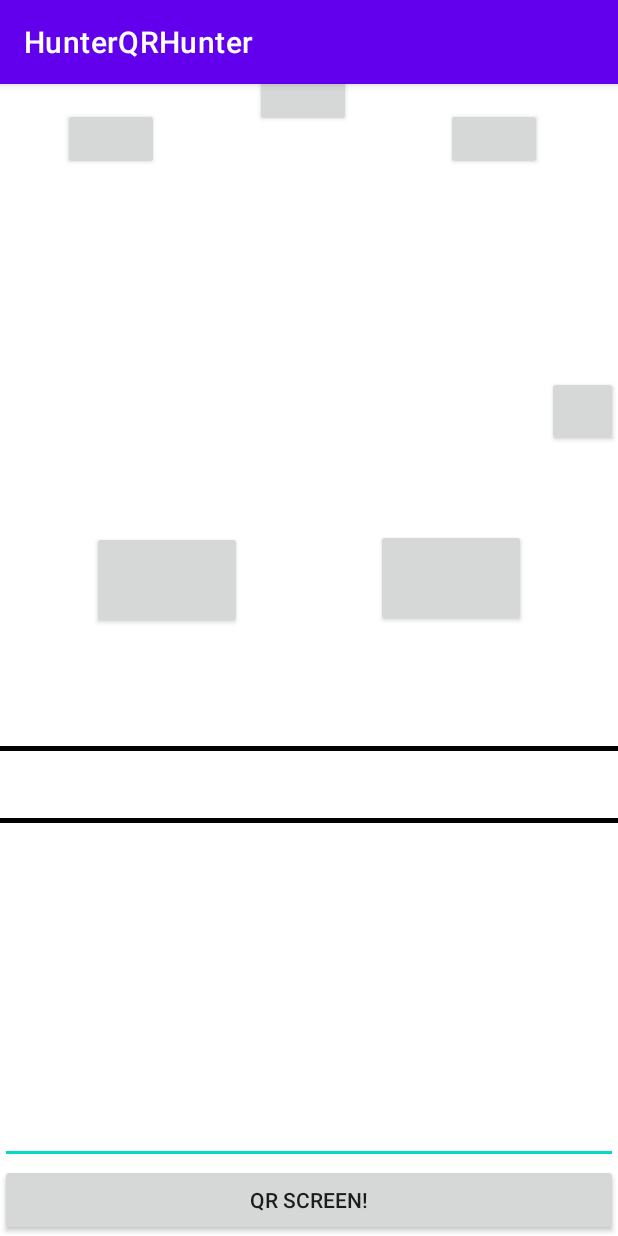
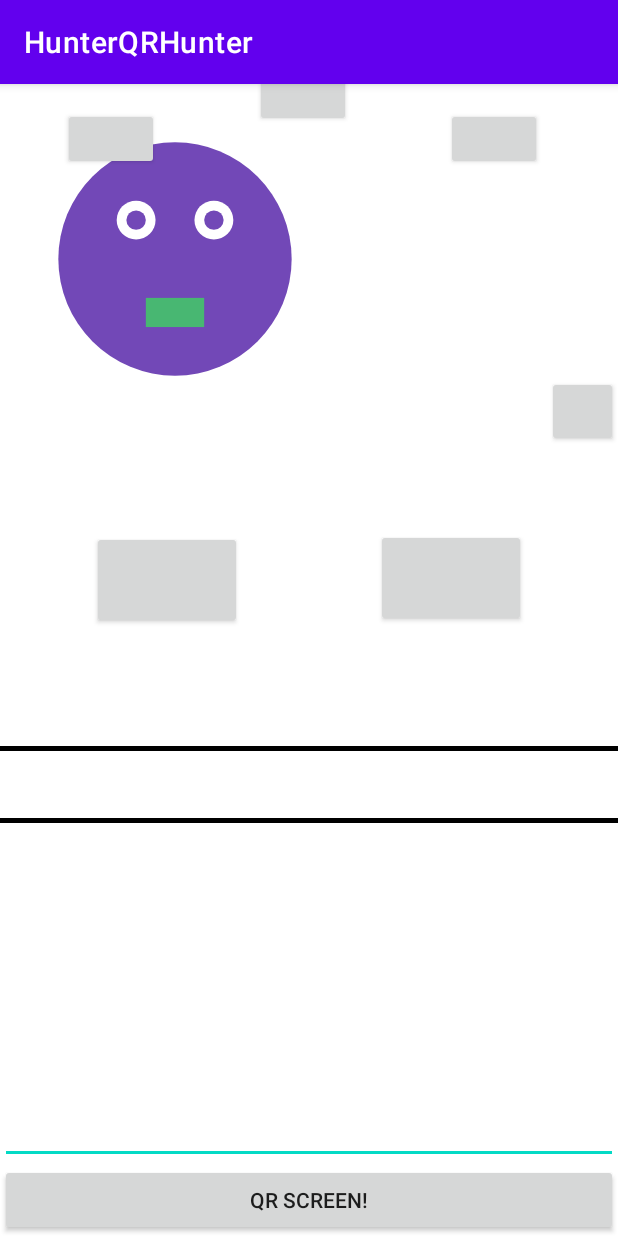
Before and after one commit to CMPUT301W23T52/HunterQRHunter, an Android app: the QRScreen screen opened directly, with no data from a screen before it, after a tap on "QR SCREEN!", on a phone screen of 412 x 824 dp. Run offline under Robolectric (Android 15) with nearby library versions, the phone set to English and light mode, and no system bars; our stand-ins replace Firebase (no records; nobody signed in at launch, a user with empty details on screens opened directly).

Commit message:
Qr image update in QR screen

```diff
--- a/app/src/main/java/com/example/hunterqrhunter/page/QRScreen.java
+++ b/app/src/main/java/com/example/hunterqrhunter/page/QRScreen.java
@@ -2,18 +2,21 @@ package com.example.hunterqrhunter.page;
 import static android.content.ContentValues.TAG;
 
 import android.content.Context;
+import android.graphics.Bitmap;
 import android.os.Bundle;
 import android.util.Log;
 import android.view.View;
 import android.widget.ArrayAdapter;
 import android.widget.Button;
 import android.widget.EditText;
+import android.widget.ImageView;
 import android.widget.ListView;
 
 import androidx.appcompat.app.AppCompatActivity;
 
 import com.example.hunterqrhunter.R;
 import com.example.hunterqrhunter.data.FbRepository;
+import com.example.hunterqrhunter.model.HashQR;
 import com.example.hunterqrhunter.model.QRCreature;
 import com.google.firebase.firestore.DocumentReference;
 import com.google.firebase.firestore.DocumentSnapshot;
@@ -30,12 +33,17 @@ public class QRScreen extends AppCompatActivity {
 
     @Override
     protected void onCreate(Bundle savedInstanceState) {
+        HashQR hashQR = new HashQR();
         setContentView(R.layout.activity_qr);
         ListView listView = findViewById(R.id.qr_qr_comment_list);
         Button addText = (Button) findViewById(R.id.qr_add_button);
         Button scanned = (Button) findViewById(R.id.qr_scanned_number);
         Button score = (Button) findViewById(R.id.qr_qr_score) ;
         EditText editText = (EditText) findViewById(R.id.qr_add_comment);
+        ImageView imageView = findViewById(R.id.qr_image);
+        int hashCode = 1802651831;
+        Bitmap faceBitmap = hashQR.generateImageFromHashcode(hashCode);
+        imageView.setImageBitmap(faceBitmap);
 
 
 
```
Also changed, not shown: app/src/main/java/com/example/hunterqrhunter/page/EditProfileScreen.java (+4 -4 lines).
